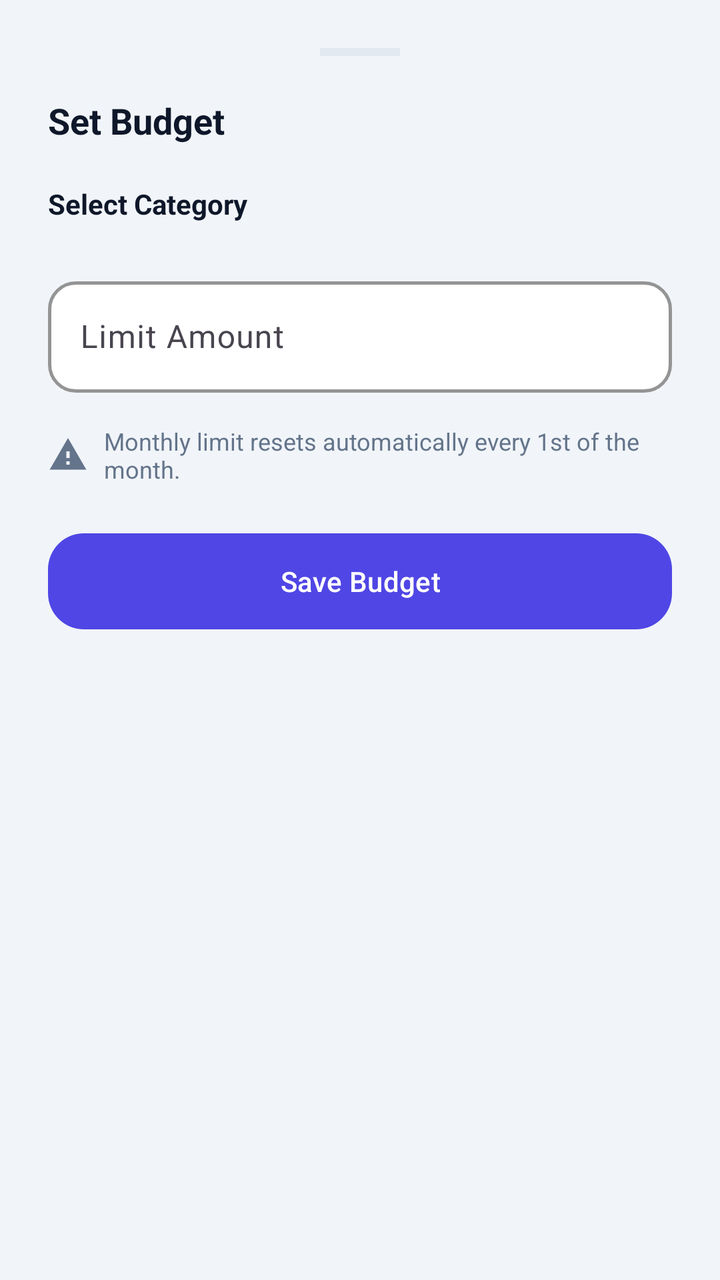
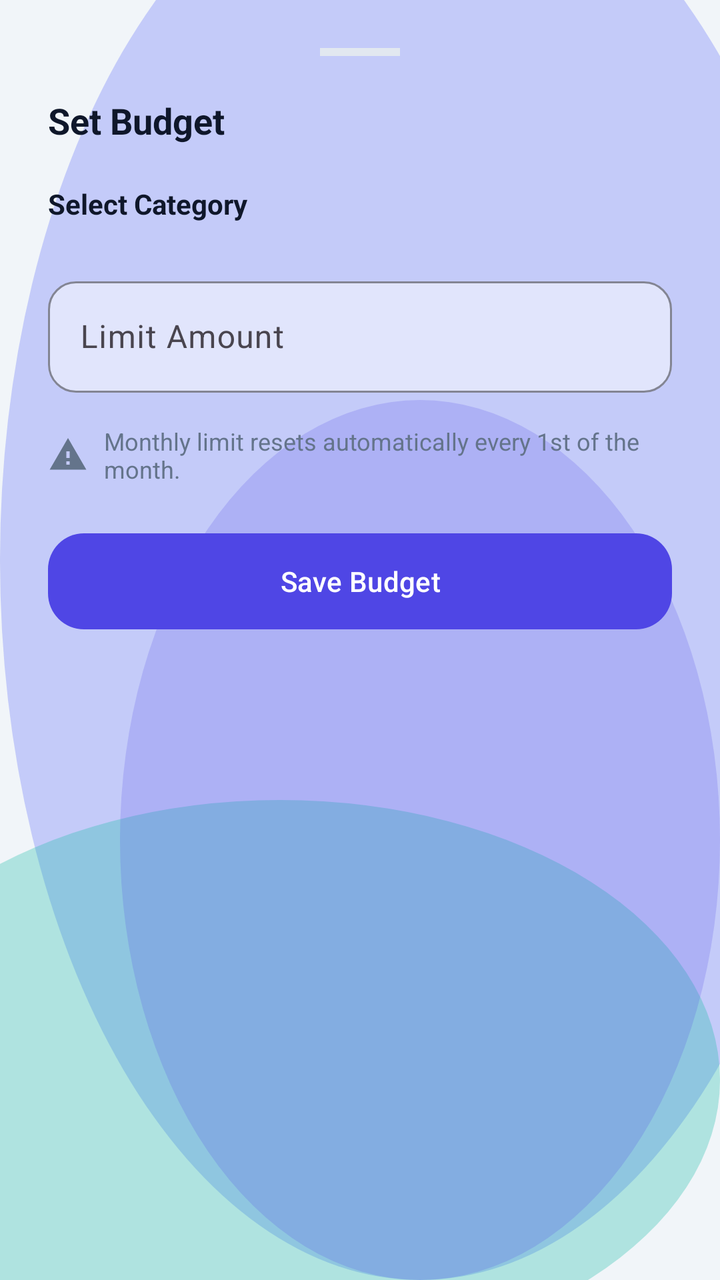

Screens rendered from an Android XML layout before and after an edit, with the pre-edit source and the edit as a unified diff.
<!-- AndroidManifest.xml: application theme Theme.MoneyLens -->
<!-- res/layout/layout_set_budget.xml -->
<?xml version="1.0" encoding="utf-8"?>
<LinearLayout xmlns:android="http://schemas.android.com/apk/res/android"
    xmlns:app="http://schemas.android.com/apk/res-auto"
    android:layout_width="match_parent"
    android:layout_height="wrap_content"
    android:orientation="vertical"
    android:background="@color/colorBackground"
    android:padding="24dp">

    
    <View
        android:layout_width="40dp"
        android:layout_height="4dp"
        android:layout_gravity="center_horizontal"
        android:layout_marginBottom="20dp"
        android:background="@color/colorCardBorder" />

    <TextView
        android:id="@+id/txtSheetTitle"
        android:layout_width="wrap_content"
        android:layout_height="wrap_content"
        android:text="Set Budget"
        android:textColor="@color/colorTextPrimary"
        android:textSize="18sp"
        android:textStyle="bold"
        android:layout_marginBottom="20dp" />

    
    <TextView
        android:layout_width="wrap_content"
        android:layout_height="wrap_content"
        android:text="Select Category"
        android:textColor="@color/colorTextPrimary"
        android:textSize="14sp"
        android:textStyle="bold"
        android:layout_marginBottom="8dp" />

    <androidx.recyclerview.widget.RecyclerView
        android:id="@+id/rvCategoryChips"
        android:layout_width="match_parent"
        android:layout_height="wrap_content"
        android:orientation="horizontal"
        app:layoutManager="androidx.recyclerview.widget.LinearLayoutManager"
        android:layout_marginBottom="16dp" />

    
    <com.google.android.material.textfield.TextInputLayout
        android:id="@+id/tilLimitAmount"
        style="@style/ClayInput"
        android:layout_width="match_parent"
        android:layout_height="wrap_content"
        android:layout_marginBottom="16dp"
        android:hint="Limit Amount">

        <com.google.android.material.textfield.TextInputEditText
            android:id="@+id/etLimitAmount"
            android:layout_width="match_parent"
            android:layout_height="wrap_content"
            android:inputType="numberDecimal"
            android:textColor="@color/colorTextPrimary" />
    </com.google.android.material.textfield.TextInputLayout>

    
    <LinearLayout
        android:layout_width="match_parent"
        android:layout_height="wrap_content"
        android:orientation="horizontal"
        android:gravity="center_vertical"
        android:layout_marginBottom="24dp">

        <ImageView
            android:layout_width="20dp"
            android:layout_height="20dp"
            android:src="@drawable/ic_alert"
            app:tint="@color/colorTextSecondary" />

        <TextView
            android:layout_width="wrap_content"
            android:layout_height="wrap_content"
            android:layout_marginStart="8dp"
            android:text="Monthly limit resets automatically every 1st of the month."
            android:textColor="@color/colorTextSecondary"
            android:textSize="12sp" />
    </LinearLayout>

    
    <com.google.android.material.button.MaterialButton
        android:id="@+id/btnSaveBudget"
        style="@style/ClayButton"
        android:layout_width="match_parent"
        android:layout_height="wrap_content"
        android:text="Save Budget" />

</LinearLayout>
<!-- resources referenced by this layout -->
<resources>
  <color name="colorBackground">#F1F5F9</color>
  <color name="colorCardBorder">#E2E8F0</color>
  <color name="colorTextPrimary">#0F172A</color>
  <style name="ClayButton" parent="Widget.Material3.Button">
          <item name="cornerRadius">@dimen/clay_button_radius</item>
          <item name="android:paddingVertical">14dp</item>
          <item name="backgroundTint">@color/colorPrimary</item>
          <item name="android:textColor">@color/colorOnPrimary</item>
          <item name="iconTint">@color/colorOnPrimary</item>
          <item name="android:elevation">6dp</item>
          <item name="android:outlineSpotShadowColor" tools:targetApi="p">@color/colorPrimaryShadow</item>
          <item name="android:insetTop">0dp</item>
          <item name="android:insetBottom">0dp</item>
      </style>
  <style name="ClayInput" parent="Widget.Material3.TextInputLayout.OutlinedBox">
          <item name="boxCornerRadiusTopStart">@dimen/clay_input_radius</item>
          <item name="boxCornerRadiusTopEnd">@dimen/clay_input_radius</item>
          <item name="boxCornerRadiusBottomStart">@dimen/clay_input_radius</item>
          <item name="boxCornerRadiusBottomEnd">@dimen/clay_input_radius</item>
          <item name="boxStrokeColor">@color/colorCardBorder</item>
          <item name="boxStrokeWidth">1.5dp</item>
          <item name="boxStrokeWidthFocused">2.5dp</item>
          <item name="boxBackgroundColor">@color/colorSurface</item>
          <item name="hintTextColor">@color/colorPrimary</item>
      </style>
  <color name="colorDanger">#DC2626</color>
  <dimen name="clay_button_radius">18dp</dimen>
  <color name="colorPrimary">#4F46E5</color>
  <color name="colorOnPrimary">#FFFFFF</color>
  <color name="colorPrimaryShadow">#3730A3</color>
  <dimen name="clay_input_radius">14dp</dimen>
  <color name="colorSurface">#FFFFFF</color>
  <style name="Base.Theme.MoneyLens" parent="Theme.Material3.Light.NoActionBar">
          
          <item name="colorPrimary">@color/colorPrimary</item>
          <item name="colorOnPrimary">@color/colorOnPrimary</item>
          <item name="colorSecondary">@color/colorSecondary</item>
          <item name="colorError">@color/colorDanger</item>
          <item name="android:windowBackground">@color/colorBackground</item>
          <item name="colorSurface">@color/colorSurface</item>
          <item name="android:colorBackground">@color/colorBackground</item>
          <item name="colorOnSurface">@color/colorTextPrimary</item>
  
          
          <item name="android:statusBarColor">@color/colorBackground</item>
          <item name="android:windowLightStatusBar" tools:targetApi="m">true</item>
          <item name="android:navigationBarColor">@color/colorBackground</item>
      </style>
  <color name="colorSecondary">#14B8A6</color>
  <!-- unchanged entries left out for length: 3 -->
</resources>

<!-- the commit's change to res/layout/layout_set_budget.xml (unified diff, before → after) -->
@@ -4,7 +4,7 @@
     android:layout_width="match_parent"
     android:layout_height="wrap_content"
     android:orientation="vertical"
-    android:background="@color/colorBackground"
+    android:background="@drawable/bg_mesh_gradient"
     android:padding="24dp">
 
     
<!-- resource entries referenced after the edit -->
@@ -1,16 +1,49 @@
 <!-- resources referenced by this layout -->
 <resources>
   <color name="colorBackground">#F1F5F9</color>
+  <color name="glassMeshOrb1">#66818CF8</color>
+  <color name="glassMeshOrb2">#4D14B8A6</color>
+  <color name="glassMeshOrb3">#334F46E5</color>
   <color name="colorCardBorder">#E2E8F0</color>
   <color name="colorTextPrimary">#0F172A</color>
+  <!-- drawable bg_mesh_gradient (drawable) -->
+  <?xml version="1.0" encoding="utf-8"?>
+  <layer-list xmlns:android="http://schemas.android.com/apk/res/android">
+      
+      <item>
+          <shape android:shape="rectangle">
+              <solid android:color="@color/colorBackground" />
+          </shape>
+      </item>
+      
+      <item android:top="-80dp" android:right="-60dp">
+          <shape android:shape="oval">
+              <solid android:color="@color/glassMeshOrb1" />
+              <size android:width="280dp" android:height="280dp" />
+          </shape>
+      </item>
+      
+      <item android:bottom="-40dp" android:left="-80dp" android:top="400dp">
+          <shape android:shape="oval">
+              <solid android:color="@color/glassMeshOrb2" />
+              <size android:width="240dp" android:height="240dp" />
+          </shape>
+      </item>
+      
+      <item android:top="200dp" android:left="60dp">
+          <shape android:shape="oval">
+              <solid android:color="@color/glassMeshOrb3" />
+              <size android:width="200dp" android:height="200dp" />
+          </shape>
+      </item>
+  </layer-list>
   <style name="ClayButton" parent="Widget.Material3.Button">
           <item name="cornerRadius">@dimen/clay_button_radius</item>
           <item name="android:paddingVertical">14dp</item>
           <item name="backgroundTint">@color/colorPrimary</item>
           <item name="android:textColor">@color/colorOnPrimary</item>
           <item name="iconTint">@color/colorOnPrimary</item>
-          <item name="android:elevation">6dp</item>
-          <item name="android:outlineSpotShadowColor" tools:targetApi="p">@color/colorPrimaryShadow</item>
+          <item name="android:elevation">4dp</item>
           <item name="android:insetTop">0dp</item>
           <item name="android:insetBottom">0dp</item>
       </style>
@@ -19,21 +52,21 @@
           <item name="boxCornerRadiusTopEnd">@dimen/clay_input_radius</item>
           <item name="boxCornerRadiusBottomStart">@dimen/clay_input_radius</item>
           <item name="boxCornerRadiusBottomEnd">@dimen/clay_input_radius</item>
-          <item name="boxStrokeColor">@color/colorCardBorder</item>
-          <item name="boxStrokeWidth">1.5dp</item>
-          <item name="boxStrokeWidthFocused">2.5dp</item>
-          <item name="boxBackgroundColor">@color/colorSurface</item>
+          <item name="boxStrokeColor">@color/glassInputBorder</item>
+          <item name="boxStrokeWidth">1dp</item>
+          <item name="boxStrokeWidthFocused">2dp</item>
+          <item name="boxBackgroundColor">@color/glassInputBg</item>
           <item name="hintTextColor">@color/colorPrimary</item>
       </style>
   <color name="colorDanger">#DC2626</color>
   <dimen name="clay_button_radius">18dp</dimen>
   <color name="colorPrimary">#4F46E5</color>
   <color name="colorOnPrimary">#FFFFFF</color>
-  <color name="colorPrimaryShadow">#3730A3</color>
   <dimen name="clay_input_radius">14dp</dimen>
+  <color name="glassInputBorder">#A6FFFFFF</color>
+  <color name="glassInputBg">#80FFFFFF</color>
   <color name="colorSurface">#FFFFFF</color>
   <style name="Base.Theme.MoneyLens" parent="Theme.Material3.Light.NoActionBar">
-          
           <item name="colorPrimary">@color/colorPrimary</item>
           <item name="colorOnPrimary">@color/colorOnPrimary</item>
           <item name="colorSecondary">@color/colorSecondary</item>
@@ -44,9 +77,10 @@
           <item name="colorOnSurface">@color/colorTextPrimary</item>
   
           
-          <item name="android:statusBarColor">@color/colorBackground</item>
+          <item name="android:statusBarColor">@android:color/transparent</item>
           <item name="android:windowLightStatusBar" tools:targetApi="m">true</item>
-          <item name="android:navigationBarColor">@color/colorBackground</item>
+          <item name="android:navigationBarColor">@android:color/transparent</item>
+          <item name="android:windowDrawsSystemBarBackgrounds">true</item>
       </style>
   <color name="colorSecondary">#14B8A6</color>
   <!-- unchanged entries left out for length: 3 -->
